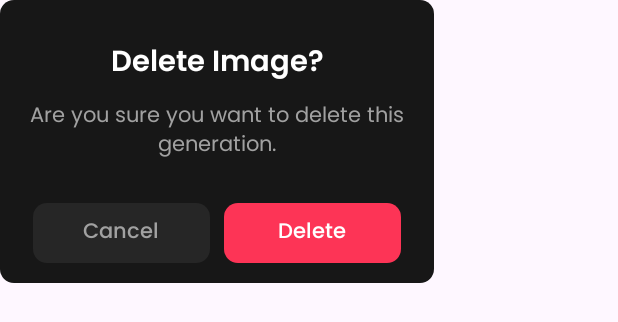
After one commit to AbdulBasitKnights/AiTattooMaker, an Android app: the layout delete_dialog.xml on its own in the app's theme, with its tools: preview values and no code run, on a phone screen of 412 x 824 dp. The commit adds this screen. Shown: the top 322 px of the screen. Run offline under Robolectric (Android 15) with nearby library versions, the phone set to English and light mode, and no system bars.

Commit message:
custom dialogs

```diff
--- /dev/null
+++ b/app/src/main/res/layout/delete_dialog.xml
@@ -0,0 +1,78 @@
+<?xml version="1.0" encoding="utf-8"?>
+<androidx.constraintlayout.widget.ConstraintLayout xmlns:android="http://schemas.android.com/apk/res/android"
+    xmlns:app="http://schemas.android.com/apk/res-auto"
+    android:id="@+id/fullscreenRoot"
+    android:layout_width="wrap_content"
+    android:layout_height="wrap_content"
+    android:background="@drawable/bg_round"
+    android:paddingHorizontal="@dimen/_10sdp"
+    android:backgroundTint="@color/darkGrey">
+
+    <TextView
+        android:id="@+id/headline"
+        android:layout_width="wrap_content"
+        android:layout_height="wrap_content"
+        android:text="@string/delete_image"
+        app:layout_constraintStart_toStartOf="parent"
+        app:layout_constraintEnd_toEndOf="parent"
+        android:textColor="@color/white"
+        android:layout_marginTop="@dimen/_20sdp"
+        android:fontFamily="@font/poppins_semibold_600"
+        app:layout_constraintTop_toTopOf="parent"
+        android:textSize="@dimen/_15ssp"/>
+    <TextView
+        android:id="@+id/details"
+        android:layout_width="wrap_content"
+        android:layout_height="wrap_content"
+        android:text="@string/are_you_sure_you_want_to_delete_this_generation"
+        app:layout_constraintStart_toStartOf="parent"
+        android:paddingHorizontal="@dimen/_5sdp"
+        app:layout_constraintEnd_toEndOf="parent"
+        android:textColor="@color/lightGrey"
+        android:fontFamily="@font/poppins_regular_400"
+        android:textAllCaps="false"
+        android:gravity="center"
+        android:ellipsize="end"
+        android:textSize="@dimen/_11ssp"
+        android:layout_marginTop="@dimen/_5sdp"
+        android:layout_marginBottom="@dimen/_20sdp"
+        app:layout_constraintBottom_toTopOf="@+id/cancel"
+        app:layout_constraintTop_toBottomOf="@+id/headline"/>
+    <TextView
+        android:id="@+id/cancel"
+        android:layout_width="0dp"
+        app:layout_constraintWidth_percent="0.45"
+        android:paddingVertical="@dimen/_6sdp"
+        android:gravity="center"
+        android:background="@drawable/bg_round"
+        android:backgroundTint="@color/grey"
+        android:layout_height="wrap_content"
+        android:text="@string/cancel"
+        app:layout_constraintStart_toStartOf="parent"
+        app:layout_constraintEnd_toStartOf="@+id/delete"
+        android:textColor="@color/lightGrey"
+        android:fontFamily="@font/poppins_medium_500"
+        android:layout_marginBottom="@dimen/_10sdp"
+        android:textAllCaps="false"
+        android:textSize="@dimen/_11ssp"
+        app:layout_constraintBottom_toBottomOf="parent"/>
+    <TextView
+        android:id="@+id/delete"
+        android:layout_width="0dp"
+        app:layout_constraintWidth_percent="0.45"
+        android:paddingVertical="@dimen/_6sdp"
+        android:gravity="center"
+        android:background="@drawable/bg_round"
+        android:backgroundTint="@color/colorprimary"
+        android:layout_height="wrap_content"
+        android:text="@string/delete"
+        app:layout_constraintEnd_toEndOf="parent"
+        android:textColor="@color/white"
+        android:fontFamily="@font/poppins_medium_500"
+        android:textAllCaps="false"
+        android:textSize="@dimen/_11ssp"
+        app:layout_constraintStart_toEndOf="@+id/cancel"
+        app:layout_constraintTop_toTopOf="@+id/cancel"
+        app:layout_constraintBottom_toBottomOf="@+id/cancel"/>
+
+</androidx.constraintlayout.widget.ConstraintLayout>
```
Also changed, not shown: app/src/main/res/drawable/cross_svg.xml (added, +20 -0 lines), app/src/main/res/layout/discard_dialog.xml (added, +78 -0 lines), app/src/main/res/layout/downloaded_dialog.xml (added, +63 -0 lines), app/src/main/res/layout/free_limit_dialog.xml (added, +99 -0 lines), app/src/main/res/layout/last_try_dialog.xml (added, +98 -0 lines), app/src/main/res/layout/regeneration_dialog.xml (added, +63 -0 lines), app/src/main/res/values/strings.xml (+18 -0 lines), app/src/main/res/drawable/free_limit_reached.png (added), app/src/main/res/drawable/last_try.png (added).
